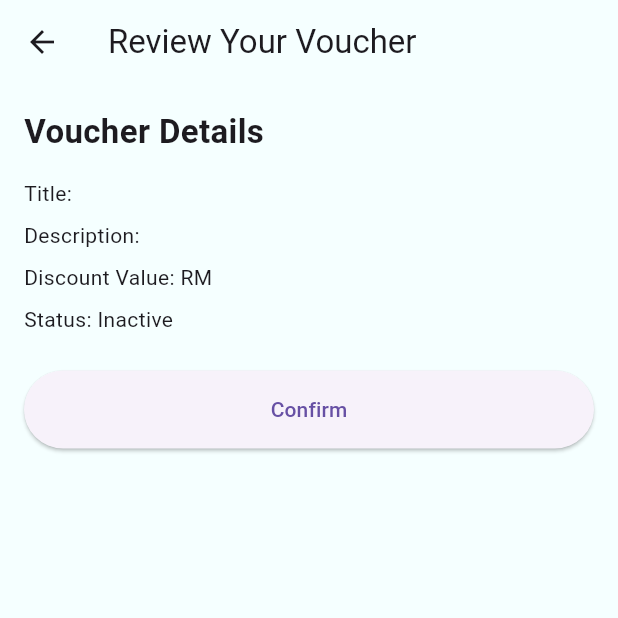
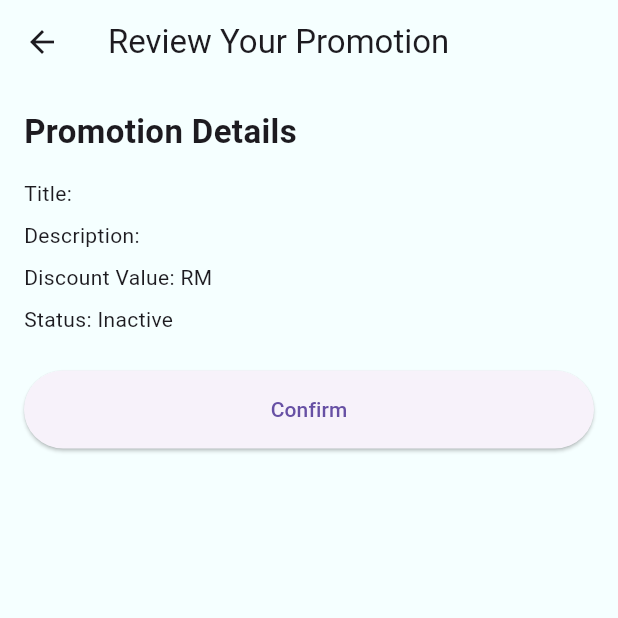
Before and after one commit to LerMingJun/MAE, a Flutter app: the NextScreen screen opened directly with empty values, on a phone screen of 412 x 824 dp, the top half of it. Run offline on Flutter 3.47's test engine with Material 3 defaults, Android fonts, the phone set to English and light mode, and no system bars; our stand-ins replace awesome_dialog, cloud_firestore, curved_navigation_bar, firebase_auth, firebase_core, firebase_storage and 10 more; accounts and stored records are empty.

Commit message:
Update restaurant  part

```diff
--- a/jom_makan/lib/screens/restaurant/add_promotion.dart
+++ b/jom_makan/lib/screens/restaurant/add_promotion.dart
@@ -218,7 +218,7 @@ class _NextScreenState extends State<NextScreen> {
   Widget build(BuildContext context) {
     return Scaffold(
       appBar: AppBar(
-        title: const Text("Review Your Voucher"),
+        title: const Text("Review Your Promotion"),
       ),
       body: Padding(
         padding: const EdgeInsets.all(16.0),
@@ -226,7 +226,7 @@ class _NextScreenState extends State<NextScreen> {
           crossAxisAlignment: CrossAxisAlignment.start,
           children: [
             const Text(
-              "Voucher Details",
+              "Promotion Details",
               style: TextStyle(fontSize: 22, fontWeight: FontWeight.bold),
             ),
             const SizedBox(height: 16),
--- a/jom_makan/lib/screens/restaurant/restaurant_profile.dart
+++ b/jom_makan/lib/screens/restaurant/restaurant_profile.dart
@@ -163,6 +163,7 @@ class _ManageProfilePageState extends State<ManageProfilePage> {
       );
     }
   }
+
 
   Future<GeoPoint> _getGeoPoint(String address) async {
     List<Location> locations = await locationFromAddress(address);
```
